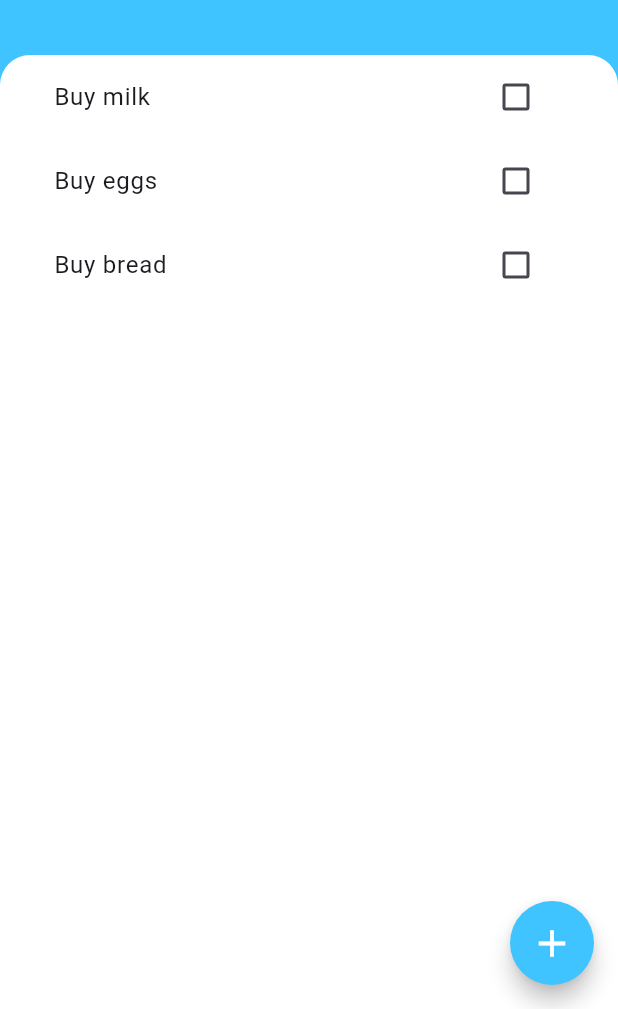
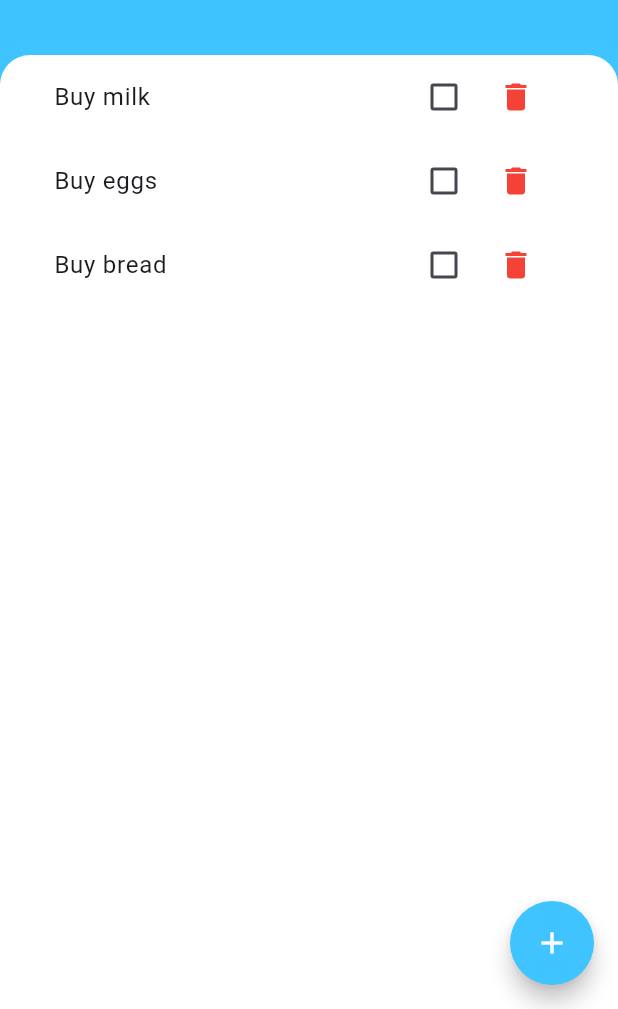
Before and after one commit to remind1990/flutter-todo, a Flutter app: the screen it shows after launch, on a phone screen of 412 x 824 dp, the part 227-1236 px from its top. Run offline on Flutter 3.47's test engine with Material 3 defaults, Android fonts, the phone set to English and light mode, and no system bars.

Commit message:
task data with consumer

```diff
--- /dev/null
+++ b/devtools_options.yaml
@@ -0,0 +1,3 @@
+description: This file stores settings for Dart & Flutter DevTools.
+documentation: https://docs.flutter.dev/tools/devtools/extensions#configure-extension-enablement-states
+extensions:
--- a/lib/components/task_list.dart
+++ b/lib/components/task_list.dart
@@ -1,25 +1,30 @@
 import 'package:flutter/material.dart';
-import 'package:todo/components/task.dart';
-import 'package:todo/components/task_tile.dart';
+import 'package:provider/provider.dart';
+import 'package:todo/data/task_data.dart';
+
+import 'task_tile.dart';
 
 class TaskList extends StatelessWidget {
-  final List<Task> tasks;
-  final Function(Task) toggleTaskState;
-
-  TaskList({required this.tasks, required this.toggleTaskState});
-
   @override
   Widget build(BuildContext context) {
-    return ListView.builder(
-      itemBuilder: (context, index) {
-        return TaskTile(
-          task: tasks[index],
-          toggleCheckboxState: (checkboxState) {
-            toggleTaskState(tasks[index]);
+    return Consumer<TaskData>(
+      builder: (context, taskData, child) {
+        return ListView.builder(
+          itemBuilder: (context, index) {
+            final task = taskData.tasks[index];
+            return TaskTile(
+              task: task,
+              toggleCheckboxState: (checkboxState) {
+                taskData.toggleTaskState(task);
+              },
+              deleteTask: () {
+                taskData.deleteTask(task);
+              },
+            );
           },
+          itemCount: taskData.taskCount,
         );
       },
-      itemCount: tasks.length,
     );
   }
 }
--- a/lib/components/task_tile.dart
+++ b/lib/components/task_tile.dart
@@ -4,8 +4,12 @@ import 'package:todo/components/task.dart';
 class TaskTile extends StatelessWidget {
   final Task task;
   final Function(bool?) toggleCheckboxState;
+  final VoidCallback deleteTask;
 
-  TaskTile({required this.task, required this.toggleCheckboxState});
+  TaskTile(
+      {required this.task,
+      required this.toggleCheckboxState,
+      required this.deleteTask});
 
   @override
   Widget build(BuildContext context) {
@@ -16,10 +20,20 @@ class TaskTile extends StatelessWidget {
           decoration: task.isDone ? TextDecoration.lineThrough : null,
         ),
       ),
-      trailing: Checkbox(
-        value: task.isDone,
-        onChanged: toggleCheckboxState,
-        activeColor: Colors.lightBlueAccent,
+      trailing: Row(
+        mainAxisSize: MainAxisSize.min,
+        children: <Widget>[
+          Checkbox(
+            value: task.isDone,
+            onChanged: toggleCheckboxState,
+            activeColor: Colors.lightBlueAccent,
+          ),
+          IconButton(
+            icon: Icon(Icons.delete),
+            color: Colors.red,
+            onPressed: deleteTask,
+          ),
+        ],
       ),
     );
   }
--- a/lib/data/task_data.dart
+++ b/lib/data/task_data.dart
@@ -0,0 +1,29 @@
+import 'package:flutter/foundation.dart';
+import 'package:todo/components/task.dart';
+
+class TaskData extends ChangeNotifier {
+  List<Task> tasks = [
+    Task(name: 'Buy milk'),
+    Task(name: 'Buy eggs'),
+    Task(name: 'Buy bread'),
+  ];
+
+  int get taskCount {
+    return tasks.length;
+  }
+
+  void addTask(String taskName) {
+    tasks.add(Task(name: taskName));
+    notifyListeners();
+  }
+
+  void toggleTaskState(Task task) {
+    task.toggleDone();
+    notifyListeners();
+  }
+
+  void deleteTask(Task task) {
+    tasks.remove(task);
+    notifyListeners();
+  }
+}
--- a/lib/main.dart
+++ b/lib/main.dart
@@ -1,11 +1,19 @@
 import 'package:flutter/material.dart';
-import 'package:todo/screens/tasks_screen.dart';
+import 'package:provider/provider.dart';
+import 'package:todo/data/task_data.dart';
+
+import 'screens/tasks_screen.dart';
 
 void main() {
-  runApp(Main());
+  runApp(
+    ChangeNotifierProvider(
+      create: (context) => TaskData(),
+      child: MyApp(),
+    ),
+  );
 }
 
-class Main extends StatelessWidget {
+class MyApp extends StatelessWidget {
   @override
   Widget build(BuildContext context) {
     return MaterialApp(
--- a/lib/screens/tasks_screen.dart
+++ b/lib/screens/tasks_screen.dart
@@ -1,38 +1,10 @@
 import 'package:flutter/material.dart';
-import 'package:todo/components/task.dart';
+import 'package:provider/provider.dart';
 import 'package:todo/components/task_list.dart';
+import 'package:todo/data/task_data.dart';
 import 'package:todo/screens/add_task_screen.dart';
 
-class TasksScreen extends StatefulWidget {
-  const TasksScreen({super.key});
-
-  @override
-  _TasksScreenState createState() => _TasksScreenState();
-}
-
-class _TasksScreenState extends State<TasksScreen> {
-  List<Task> tasks = [
-    Task(name: 'Buy milk'),
-    Task(name: 'Buy eggs'),
-    Task(name: 'Buy bread'),
-  ];
-
-  void addTask(String taskName) {
-    setState(() {
-      tasks.add(Task(name: taskName));
-    });
-  }
-
-  void toggleTaskState(Task task) {
-    setState(() {
-      task.toggleDone();
-    });
-  }
-
-  Widget buildButtomSheet(BuildContext context) {
-    return AddTaskModal(addTask: addTask);
-  }
-
+class TasksScreen extends StatelessWidget {
   @override
   Widget build(BuildContext context) {
     return Scaffold(
@@ -53,7 +25,7 @@ class _TasksScreenState extends State<TasksScreen> {
                   backgroundColor: Colors.white,
                   radius: 30,
                 ),
-                SizedBox(width: 20), // Spacing between avatar and text
+                SizedBox(width: 20),
                 Column(
                   crossAxisAlignment: CrossAxisAlignment.start,
                   mainAxisSize: MainAxisSize.min,
@@ -67,7 +39,7 @@ class _TasksScreenState extends State<TasksScreen> {
                       ),
                     ),
                     Text(
-                      '${tasks.length} Tasks',
+                      '${Provider.of<TaskData>(context).taskCount} Tasks',
                       style: TextStyle(
                         color: Colors.white,
                         fontSize: 18,
@@ -81,7 +53,7 @@ class _TasksScreenState extends State<TasksScreen> {
           Expanded(
             child: Container(
               padding: EdgeInsets.symmetric(horizontal: 20),
-              child: TaskList(tasks: tasks, toggleTaskState: toggleTaskState),
+              child: TaskList(),
               decoration: BoxDecoration(
                 color: Colors.white,
                 borderRadius: BorderRadius.only(
@@ -95,16 +67,17 @@ class _TasksScreenState extends State<TasksScreen> {
       ),
       floatingActionButton: FloatingActionButton(
         onPressed: () {
-          showModalBottomSheet(context: context, builder: buildButtomSheet);
-          print("Add a new list");
+          showModalBottomSheet(
+            context: context,
+            builder: (context) => AddTaskModal(),
+          );
         },
         shape: RoundedRectangleBorder(
-          borderRadius: BorderRadius.circular(50),
+          borderRadius: BorderRadius.circular(50.0),
         ),
         backgroundColor: Colors.lightBlueAccent,
         child: Icon(
           Icons.add,
-          size: 30,
           color: Colors.white,
         ),
       ),
--- a/pubspec.yaml
+++ b/pubspec.yaml
@@ -35,6 +35,7 @@ dependencies:
   # The following adds the Cupertino Icons font to your application.
   # Use with the CupertinoIcons class for iOS style icons.
   cupertino_icons: ^1.0.8
+  provider: ^6.1.2
 
 dev_dependencies:
   flutter_test:
```
Also changed, not shown: lib/screens/add_task_screen.dart (+7 -14 lines), pubspec.lock.
